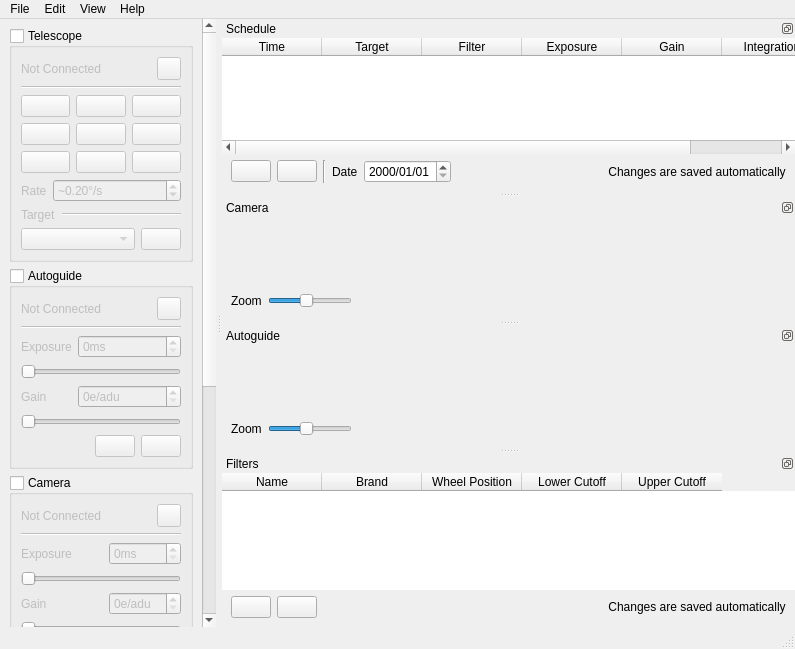
Before: the Qt Designer form qt5/mainwindow.ui in EthanChappel/Ecliptic, drawn with Qt 5.
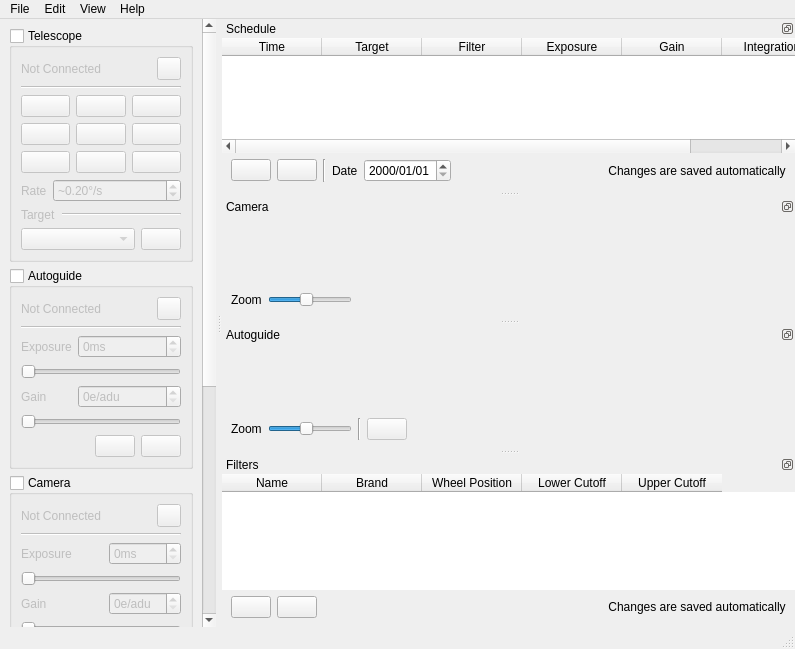
After: the same form once the commit is applied. Icons and pictures are not drawn.

Commit message: Add "Replace Reference" button for guiding

```diff
--- a/qt5/mainwindow.ui
+++ b/qt5/mainwindow.ui
@@ -1699,8 +1699,8 @@
          <rect>
           <x>0</x>
           <y>0</y>
-          <width>578</width>
-          <height>69</height>
+          <width>605</width>
+          <height>52</height>
          </rect>
         </property>
         <layout class="QVBoxLayout" name="verticalLayout_4">
@@ -1840,8 +1840,8 @@
          <rect>
           <x>0</x>
           <y>0</y>
-          <width>578</width>
-          <height>69</height>
+          <width>605</width>
+          <height>52</height>
          </rect>
         </property>
         <layout class="QVBoxLayout" name="verticalLayout_6">
@@ -1909,7 +1909,37 @@
         </widget>
        </item>
        <item>
-        <spacer name="camera_spacer_2">
+        <widget class="Line" name="line_8">
+         <property name="orientation">
+          <enum>Qt::Vertical</enum>
+         </property>
+        </widget>
+       </item>
+       <item>
+        <widget class="QPushButton" name="guider_setref_button">
+         <property name="enabled">
+          <bool>false</bool>
+         </property>
+         <property name="toolTip">
+          <string>Replace guide reference</string>
+         </property>
+         <property name="text">
+          <string/>
+         </property>
+         <property name="icon">
+          <iconset resource="resources/res.qrc">
+           <normaloff>:/icons/target.svg</normaloff>:/icons/target.svg</iconset>
+         </property>
+         <property name="autoDefault">
+          <bool>true</bool>
+         </property>
+         <property name="default">
+          <bool>false</bool>
+         </property>
+        </widget>
+       </item>
+       <item>
+        <spacer name="guider_spacer">
          <property name="orientation">
           <enum>Qt::Horizontal</enum>
          </property>
```
Left out of the diff: 270 changed lines with no effect on the pictures. The commit also changes 3 other files.
